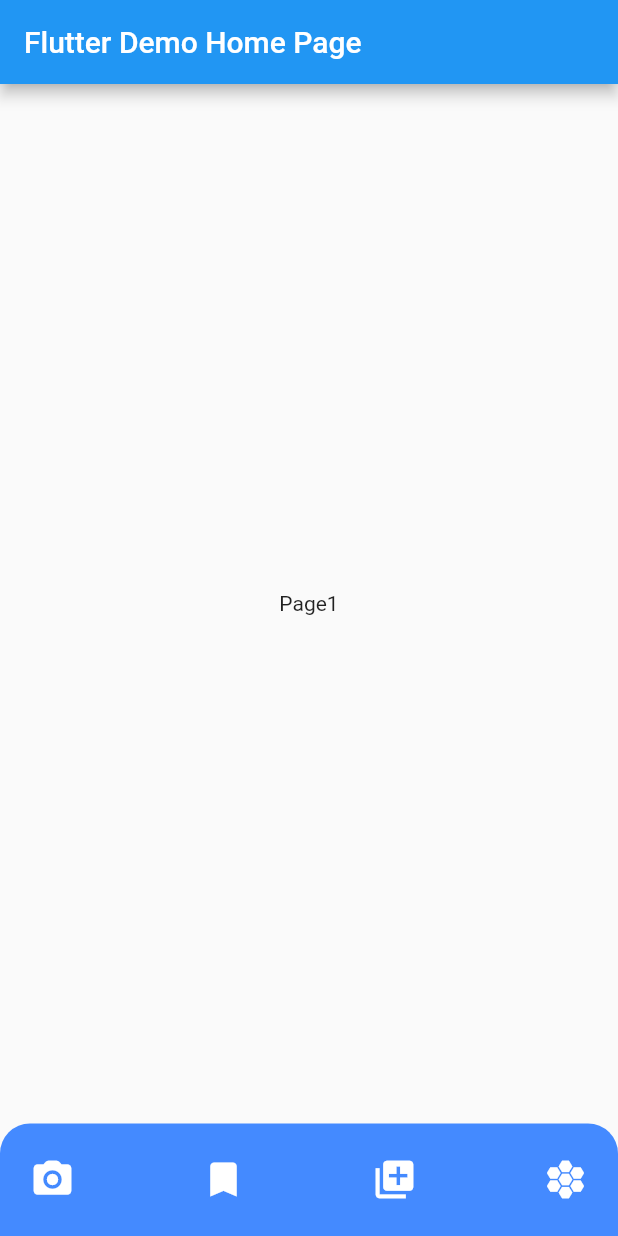
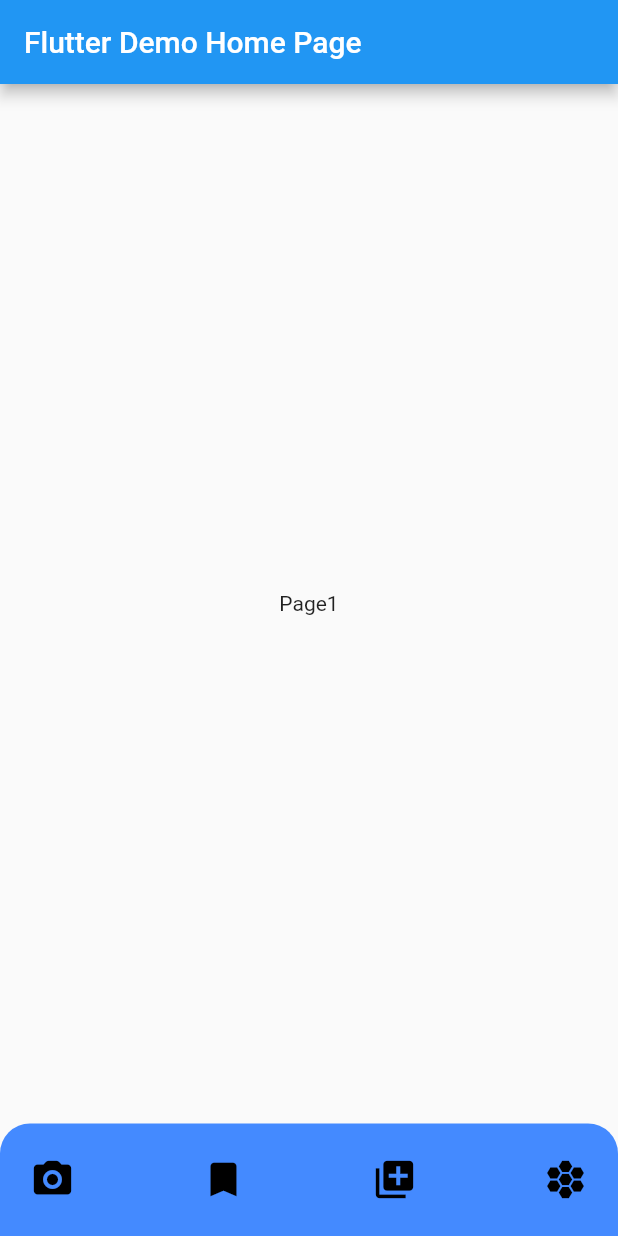
Before and after one commit to Sajad-Ghorbani/animated_bottom_navigation, a Flutter app: the screen it shows after launch, on a phone screen of 412 x 824 dp. Run offline on Flutter 3.47's test engine with Material 2 defaults, Android fonts, the phone set to English and light mode, and no system bars.

Commit message:
edit tab item and add gradient

```diff
--- a/example/lib/main.dart
+++ b/example/lib/main.dart
@@ -57,51 +57,34 @@ class _MyHomePageState extends State<MyHomePage> {
         context: context,
         items: [
           TabItem(
-            icon: const Icon(
-              Icons.hive_sharp,
-              size: 30,color: Colors.white,
-            ),
+            icon: const Icon(Icons.hive_sharp),
             haveChildren: false,
             children: [
-              const Icon(Icons.call, size: 30,color: Colors.white,),
-              const Icon(Icons.photo_rounded, size: 30,color: Colors.white,),
-              const Icon(Icons.add_road, size: 30,color: Colors.white,),
+              const Icon(Icons.call),
+              const Icon(Icons.photo_rounded),
+              const Icon(Icons.add_road),
             ],
           ),
           TabItem(
-            icon: const Icon(
-              Icons.library_add,
-              size: 30,color: Colors.white,
-            ),
+            icon: const Icon(Icons.library_add),
             haveChildren: true,
             children: [
-              const Icon(Icons.add_a_photo, size: 30,color: Colors.white,),
-              const Icon(Icons.get_app, size: 30,color: Colors.white,),
-              const Icon(Icons.settings, size: 30,color: Colors.white,),
+              const Icon(Icons.add_a_photo),
+              const Icon(Icons.get_app),
+              const Icon(Icons.settings),
             ],
           ),
           TabItem(
-            icon: const Icon(
-              Icons.bookmark,
-              size: 30,color: Colors.white,
-            ),
-            // haveChildren: true,
-            // children: [
-            //   const Icon(Icons.camera, size: 30,color: Colors.white,),
-            //   const Icon(Icons.battery_charging_full_rounded, size: 30,color: Colors.white,),
-            // ],
+            icon: const Icon(Icons.bookmark),
           ),
           TabItem(
-            icon: const Icon(
-              Icons.camera_alt_rounded,
-              size: 30,color: Colors.white,
-            ),
+            icon: const Icon(Icons.camera_alt_rounded),
             haveChildren: true,
             children: [
-              const Icon(Icons.timer_10_select_rounded, size: 30,color: Colors.white,),
-              const Icon(Icons.phone_iphone_rounded, size: 30,color: Colors.white,),
-              const Icon(Icons.alarm, size: 30,color: Colors.white,),
-              const Icon(Icons.color_lens, size: 30,color: Colors.white,),
+              const Icon(Icons.timer_10_select_rounded),
+              const Icon(Icons.phone_iphone_rounded),
+              const Icon(Icons.alarm),
+              const Icon(Icons.color_lens),
             ],
           ),
         ],
--- a/lib/src/animated_item.dart
+++ b/lib/src/animated_item.dart
@@ -17,10 +17,12 @@ class AnimatedItem extends StatefulWidget {
     required this.width,
     required this.curve,
     required this.duration,
+    required this.activeColor,
+    required this.inActiveColor,
+    required this.spaceWidth,
     this.showSpaceAfterIcon = true,
     this.isFirstChild = false,
     this.haveChildren = false,
-    this.spaceWidth,
   }) : super(key: key);
   final Offset iconOffset;
   final bool iconSelected;
@@ -31,12 +33,14 @@ class AnimatedItem extends StatefulWidget {
   final bool isFirstChild;
   final bool showSpaceAfterIcon;
   final bool haveChildren;
-  final double? spaceWidth;
+  final double spaceWidth;
   final int index;
   final double width;
   final TextDirection direction;
   final Curve curve;
   final Duration duration;
+  final Color activeColor;
+  final Color inActiveColor;
 
   @override
   State<AnimatedItem> createState() => _AnimatedItemState();
@@ -53,12 +57,14 @@ class _AnimatedItemState extends State<AnimatedItem>
   @override
   void initState() {
     super.initState();
+    double spaceAmount =
+        widget.spaceWidth * widget.index + (widget.width * widget.index);
     animationController = AnimationController(
       vsync: this,
       duration: Duration(milliseconds: widget.duration.inMilliseconds * 2),
     );
     distanceFromBeginning = Tween<double>(
-      begin: widget.spaceWidth! * widget.index + (widget.width * widget.index),
+      begin: spaceAmount,
       end: 0,
     ).animate(CurvedAnimation(
       parent: animationController,
@@ -156,14 +162,22 @@ class _AnimatedItemState extends State<AnimatedItem>
                 },
                 child: Transform.rotate(
                   angle: widget.haveChildren ? angle.value : 0,
-                  child: widget.icon,
+                  child: IconTheme(
+                    data: IconThemeData(
+                      size: isTapped ? widget.width + 7 : widget.width,
+                      color:
+                          isTapped ? widget.activeColor : widget.inActiveColor,
+                    ),
+                    child: widget.icon,
+                  ),
                 ),
               );
             },
           ),
           if (widget.showSpaceAfterIcon && !showSpace)
-            SizedBox(width: widget.spaceWidth),
-          if (showSpace) const SizedBox(width: 40),
+            SizedBox(
+                width: isTapped ? widget.spaceWidth - 7 : widget.spaceWidth),
+          if (showSpace) const SizedBox(width: 33),
         ],
       ),
     );
--- a/lib/src/bottom_navigation.dart
+++ b/lib/src/bottom_navigation.dart
@@ -14,8 +14,9 @@ class AnimatedBottomNavigation extends StatefulWidget {
     required this.items,
     this.onChanged,
     LetIndexPage? letIndexChange,
-    this.width = 40,
+    this.width = 30,
     this.backgroundColor = Colors.white,
+    this.backgroundGradient,
     this.direction = TextDirection.ltr,
     this.animationCurve = Curves.easeIn,
     this.height = 75.0,
@@ -32,6 +33,7 @@ class AnimatedBottomNavigation extends StatefulWidget {
   final LetIndexPage letIndexChange;
   final ValueChanged<int>? onChanged;
   final Color backgroundColor;
+  final Gradient? backgroundGradient;
   final TextDirection direction;
   final Curve animationCurve;
   final double height;
@@ -39,7 +41,7 @@ class AnimatedBottomNavigation extends StatefulWidget {
   final double cornerRadius;
   final double horizontalPadding;
 
-  /// This width must equals with width of items and children
+  /// Width of items and children
   final double width;
 
   @override
@@ -55,10 +57,14 @@ class _AnimatedBottomNavigationState extends State<AnimatedBottomNavigation> {
   List<Map<int, bool>> showItems = [];
   List<bool> showChildren = [];
   List<bool> itemSelected = [];
+  late double rightPadding;
+  late double leftPadding;
 
   @override
   void initState() {
     super.initState();
+    rightPadding = widget.horizontalPadding;
+    leftPadding = widget.horizontalPadding;
     for (int i = 0; i < widget.items.length; i++) {
       offsetList.add({i: 0});
       showItems.add({i: true});
@@ -67,7 +73,7 @@ class _AnimatedBottomNavigationState extends State<AnimatedBottomNavigation> {
     }
     _length = widget.items.length;
     _constWidth = (MediaQuery.of(widget.context).size.width -
-        (widget.horizontalPadding * 2) -
+            (widget.horizontalPadding * 2) -
             (widget.width * _length)) /
         (_length - 1);
     _slideOffset = widget.direction == TextDirection.rtl ? -1.1 : 1.1;
@@ -79,10 +85,12 @@ class _AnimatedBottomNavigationState extends State<AnimatedBottomNavigation> {
       color: Colors.transparent,
       child: Container(
         decoration: BoxDecoration(
-          borderRadius: BorderRadius.vertical(top: Radius.circular(widget.cornerRadius)),
+          borderRadius:
+              BorderRadius.vertical(top: Radius.circular(widget.cornerRadius)),
           color: widget.backgroundColor,
+          gradient: widget.backgroundGradient,
         ),
-        padding: EdgeInsets.symmetric(horizontal: widget.horizontalPadding),
+        padding: EdgeInsets.only(right: rightPadding, left: leftPadding),
         height: widget.height,
         child: Directionality(
           textDirection: widget.direction,
@@ -113,7 +121,19 @@ class _AnimatedBottomNavigationState extends State<AnimatedBottomNavigation> {
                 showSpaceAfterIcon:
                     index != widget.items.indexOf(widget.items.last),
                 duration: widget.animationDuration,
+                activeColor: item.activeColor,
+                inActiveColor: item.inActiveColor,
                 onTap: () {
+                  setState(() {
+                    if (index == widget.items.indexOf(widget.items.last)) {
+                      if (widget.direction == TextDirection.rtl) {
+                        rightPadding = widget.horizontalPadding - 7;
+                      } //
+                      else {
+                        leftPadding = widget.horizontalPadding - 7;
+                      }
+                    }
+                  });
                   onTap(item, index);
                 },
                 callback: () {
--- a/lib/src/item.dart
+++ b/lib/src/item.dart
@@ -12,11 +12,17 @@ class TabItem {
   /// Optional children list and must 2 <= children.length <= 5
   final List<Widget>? children;
 
+  final Color activeColor;
+
+  final Color inActiveColor;
+
   /// Create item
   TabItem({
     required this.icon,
     this.haveChildren = false,
     this.children,
+    this.activeColor = Colors.white,
+    this.inActiveColor = Colors.black,
   }) {
     if (children != null) {
       assert(children!.length >= 2);
--- a/lib/src/item_children.dart
+++ b/lib/src/item_children.dart
@@ -66,7 +66,17 @@ class _ItemChildrenState extends State<ItemChildren> {
       curve: Curves.linearToEaseOut,
       child: Row(
         mainAxisAlignment: MainAxisAlignment.spaceEvenly,
-        children: widget.children,
+        children: widget.children.map((item) {
+          if (item.key is ValueKey) {
+            return item;
+          } //
+          else {
+            return IconTheme(
+              data: IconThemeData(size: widget.width),
+              child: item,
+            );
+          }
+        }).toList(),
       ),
     );
   }
```
Also changed, not shown: example/pubspec.lock.
